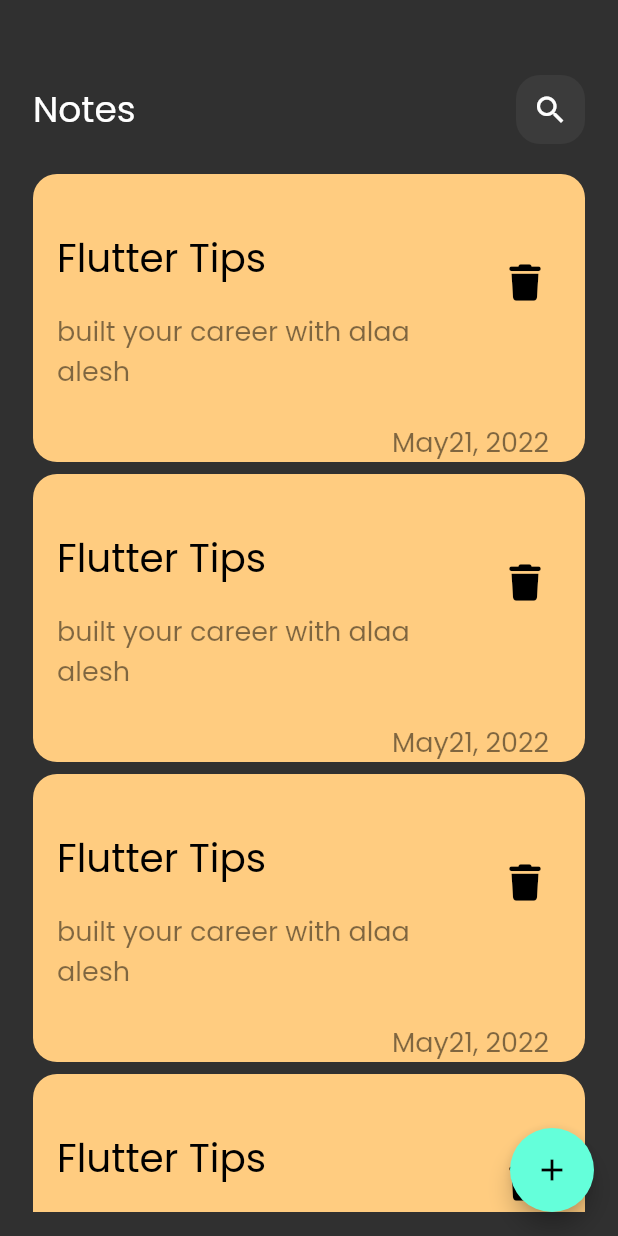
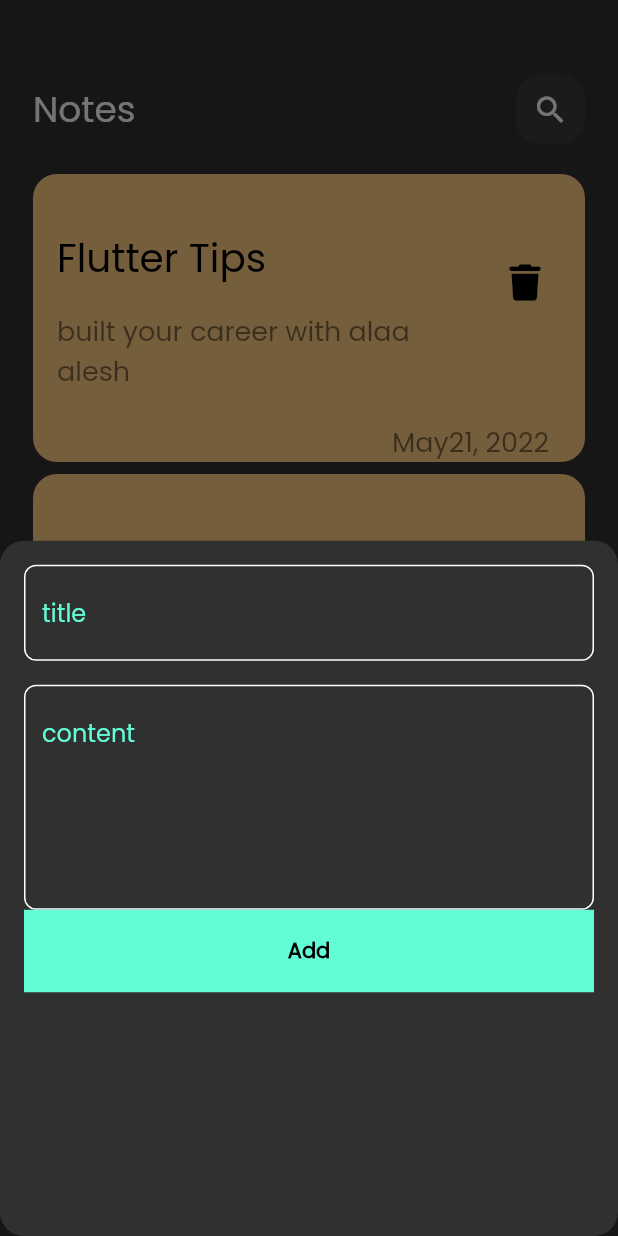
Before and after one commit to Alaa040/notes_app, a Flutter app: the screen it shows after launch, after a tap on the "add" icon, on a phone screen of 412 x 824 dp. Run offline on Flutter 3.47's test engine with Material 2 defaults, Android fonts, the phone set to English and light mode, and no system bars; our stand-ins replace font_awesome_flutter.

```diff
--- /dev/null
+++ b/lib/constant.dart
@@ -0,0 +1,3 @@
+import 'package:flutter/animation.dart';
+
+const kPrimaryColor = Color(0xff62FCD7);
--- a/lib/main.dart
+++ b/lib/main.dart
@@ -11,6 +11,7 @@ class NotesApp extends StatelessWidget {
   @override
   Widget build(BuildContext context) {
     return MaterialApp(
+      debugShowCheckedModeBanner: false,
       theme: ThemeData(
         brightness: Brightness.dark,
         fontFamily: 'poppins',
--- a/lib/views/notes_view.dart
+++ b/lib/views/notes_view.dart
@@ -1,5 +1,6 @@
 import 'package:flutter/material.dart';
 
+import 'widgets/add_note_bottom_sheet.dart';
 import 'widgets/notes_view_body.dart';
 
 class NotesView extends StatelessWidget {
@@ -9,7 +10,17 @@ class NotesView extends StatelessWidget {
   Widget build(BuildContext context) {
     return Scaffold(
       floatingActionButton: FloatingActionButton(
-        onPressed: () {},
+        onPressed: () {
+          showModalBottomSheet(
+            shape: RoundedRectangleBorder(
+              borderRadius: BorderRadius.circular(16),
+            ),
+            context: context,
+            builder: (context) {
+              return const AddNoteBottomSheet();
+            },
+          );
+        },
         child: const Icon(
           Icons.add,
         ),
--- /dev/null
+++ b/lib/views/widgets/add_note_bottom_sheet.dart
@@ -0,0 +1,33 @@
+import 'package:flutter/material.dart';
+
+import 'custom_button.dart';
+import 'custom_text_field.dart';
+
+class AddNoteBottomSheet extends StatelessWidget {
+  const AddNoteBottomSheet({
+    super.key,
+    this.maxLines = 1,
+  });
+  final int maxLines;
+  @override
+  Widget build(BuildContext context) {
+    return Padding(
+      padding: const EdgeInsets.symmetric(horizontal: 16, vertical: 16),
+      child: Column(
+        children: const [
+          CustomTextField(
+            hint: 'title',
+          ),
+          SizedBox(
+            height: 16,
+          ),
+          CustomTextField(
+            hint: 'content',
+            maxLines: 5,
+          ),
+          CustomButton(),
+        ],
+      ),
+    );
+  }
+}
--- /dev/null
+++ b/lib/views/widgets/custom_button.dart
@@ -0,0 +1,28 @@
+import 'package:flutter/material.dart';
+
+import '../../constant.dart';
+
+class CustomButton extends StatelessWidget {
+  const CustomButton({super.key});
+
+  @override
+  Widget build(BuildContext context) {
+    return Container(
+      height: 55,
+      width: MediaQuery.of(context).size.width,
+      color: kPrimaryColor,
+      decoration: BoxDecoration(
+        borderRadius: BorderRadius.circular(16),
+      ),
+      child: const Center(
+        child: Text(
+          'Add',
+          style: TextStyle(
+            color: Colors.black,
+            fontWeight: FontWeight.bold,
+          ),
+        ),
+      ),
+    );
+  }
+}
--- /dev/null
+++ b/lib/views/widgets/custom_text_field.dart
@@ -0,0 +1,33 @@
+import 'package:flutter/material.dart';
+import 'package:note_app/constant.dart';
+
+class CustomTextField extends StatelessWidget {
+  const CustomTextField({super.key, required this.hint, this.maxLines = 1});
+  final String hint;
+  final int maxLines;
+  @override
+  Widget build(BuildContext context) {
+    return TextField(
+      maxLines: maxLines,
+      cursorColor: kPrimaryColor,
+      decoration: InputDecoration(
+        hintText: hint,
+        hintStyle: const TextStyle(
+          color: kPrimaryColor,
+        ),
+        border: buildBorder(),
+        enabledBorder: buildBorder(),
+        focusedBorder: buildBorder(kPrimaryColor),
+      ),
+    );
+  }
+
+  OutlineInputBorder buildBorder([color]) {
+    return OutlineInputBorder(
+      borderRadius: BorderRadius.circular(8),
+      borderSide: BorderSide(
+        color: color ?? Colors.white,
+      ),
+    );
+  }
+}
--- a/lib/views/widgets/notes_list_view.dart
+++ b/lib/views/widgets/notes_list_view.dart
@@ -10,7 +10,7 @@ class NotesListView extends StatelessWidget {
   @override
   Widget build(BuildContext context) {
     return ListView.builder(
-      padding: const EdgeInsets.only(top: 0),
+      padding: EdgeInsets.zero,
       itemBuilder: ((context, index) {
         return const Padding(
           padding: EdgeInsets.symmetric(vertical: 4),
```
